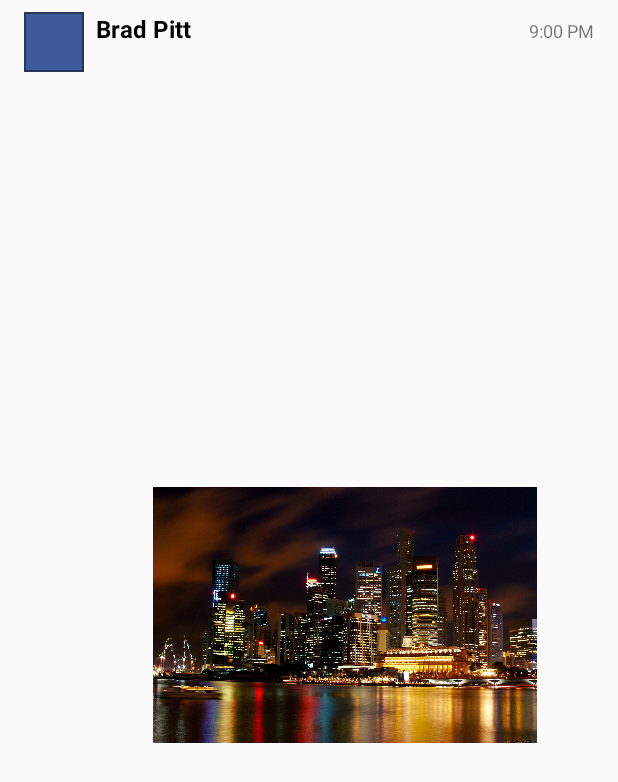
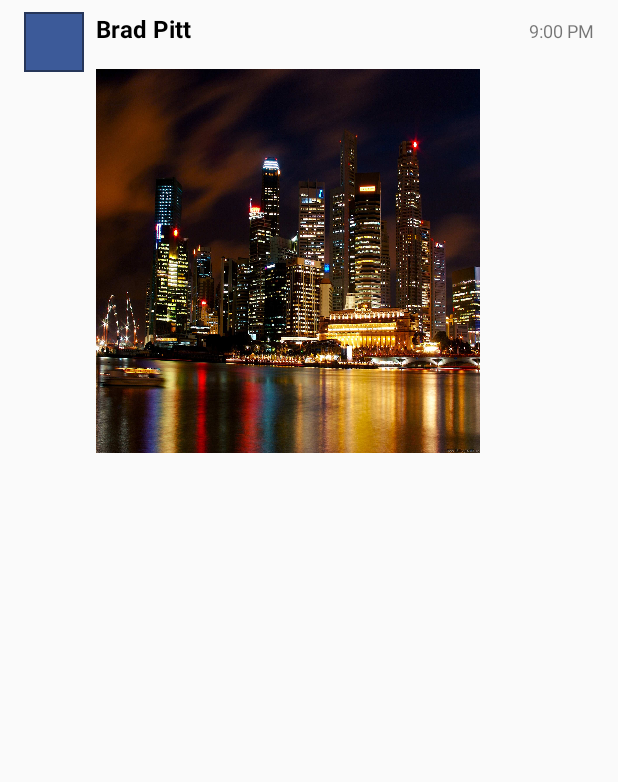
Before and after one commit to tancuong2596/Paloma, an Android app: the layout image_message_list_view_item.xml on its own in the app's theme, with its tools: preview values and no code run, on a phone screen of 412 x 824 dp. Shown: the top 782 px of the screen. Run offline under Robolectric (Android 15) with nearby library versions, the phone set to English and light mode, and no system bars.

Commit message:
send and receive images

```diff
--- a/app/src/main/res/layout/image_message_list_view_item.xml
+++ b/app/src/main/res/layout/image_message_list_view_item.xml
@@ -4,7 +4,7 @@
     xmlns:app="http://schemas.android.com/apk/res-auto"
     xmlns:tools="http://schemas.android.com/tools"
     android:layout_width="match_parent"
-    android:layout_height="match_parent"
+    android:layout_height="wrap_content"
     android:paddingBottom="8dp"
     android:paddingLeft="16dp"
     android:paddingRight="16dp"
@@ -46,13 +46,13 @@
     <ImageView
         android:id="@+id/image_message_content_image"
         android:layout_width="256dp"
-        android:layout_height="0dp"
+        android:layout_height="256dp"
         android:textColor="@android:color/black"
-        android:scaleType="fitCenter"
-        android:layout_marginTop="4dp"
+        android:scaleType="fitXY"
+        android:layout_marginTop="16dp"
         app:layout_constraintLeft_toLeftOf="@+id/image_item_full_name_text"
-        app:layout_constraintRight_toRightOf="parent"
         app:layout_constraintTop_toBottomOf="@id/image_item_full_name_text"
-        tools:src="@mipmap/large_image_placeholder" />
+        tools:src="@mipmap/large_image_placeholder"
+        app:layout_constraintHorizontal_bias="0.0" />
 
 </android.support.constraint.ConstraintLayout>
```
